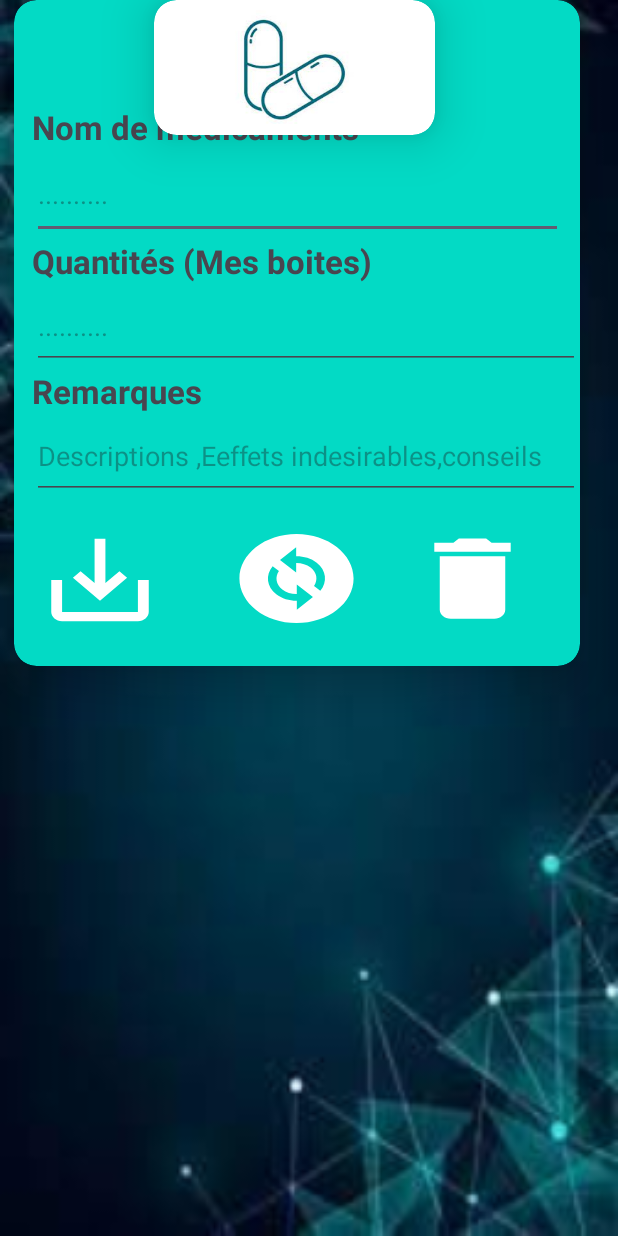
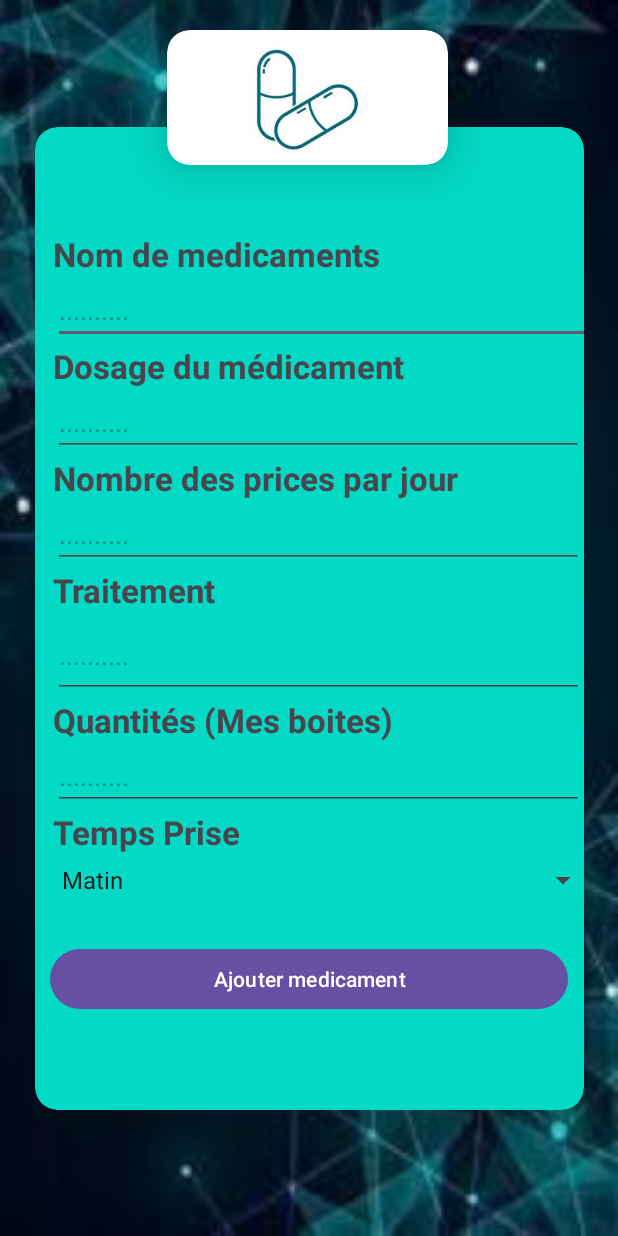
Before and after one commit to ghanemRihab/Mapharmacie, an Android app: the ajoutmedi screen opened directly, with no data from a screen before it, on a phone screen of 412 x 824 dp. Run offline under Robolectric (Android 15) with nearby library versions, the phone set to English and light mode, and no system bars.

Commit message:
add medicament

```diff
--- a/app/src/main/java/com/example/mapharmacie/Database.java
+++ b/app/src/main/java/com/example/mapharmacie/Database.java
@@ -44,6 +44,8 @@ public class Database extends SQLiteOpenHelper {
     private static final String COLUMN_NOM_DONS = "name_dons";
     private static final String COLUMN_QUANTITES = "quantity";
     private static final String COLUMN_DATE_EXPIRARTION = "expriration_date";
+    private static final String COLUMN_MEDICAMENT_ID_DONS = "id";
+
 
     //TABLE NOTES
     private static final String TABLE_NOTE = "Notes";
@@ -52,6 +54,8 @@ public class Database extends SQLiteOpenHelper {
     private static final String COLUMN_ADVICE = "conseil";
     private static final String COLUMN_EFFETS = "effect";
     private static final String COLUMN_REMARQUES = "remarques";
+    private static final String COLUMN_MEDICAMENT_ID_NOTE = "id";
+
 
     //TABLE RAPPELS
     private static final String TABLE_RAPPEL = "rappels";
@@ -60,7 +64,8 @@ public class Database extends SQLiteOpenHelper {
     private static final String COLUMN_MINUTE = "minute";
     private static final String COLUMN_JOUR = "day";
     private static final String COLUMN_NOMBRE_REP = "rep_number";
-    private static final String COLUMN_MEDICAMENT_ID = "id";
+    private static final String COLUMN_MEDICAMENT_ID_RAPPEL = "id";
+
 
     //TABLE MEDICAMENTS
     private static final String TABLE_MEDICAMENT = "medicaments";
@@ -81,6 +86,7 @@ public class Database extends SQLiteOpenHelper {
     private static final String COLUMN_ID_ORDONNACE = "id";
 
 
+
     public Database(Context context) {
         super(context, DATABASE_NAME, null, DATABASE_VERSION);
         this.context = context;
@@ -97,19 +103,19 @@ public class Database extends SQLiteOpenHelper {
         String query1 = "CREATE TABLE " + TABLE_ORDONNANCE + " (" + COLUMN_ID_ORD + " INTEGER PRIMARY KEY AUTOINCREMENT, " + COLUMN_DATE + " TEXT, " + COLUMN_NOM_MEDE + " TEXT, " + COLUMN_SPECIALITE + " TEXT, " + COLUMN_ADDRESS + " TEXT, " + COLUMN_TELEPHONE + " TEXT, " + COLUMN_MAIL + " TEXT, " + COLUMN_NOM_MEDI + " TEXT, " + COLUMN_DOSAGE + " TEXT, " + COLUMN_FREQUENCE + " TEXT, " + COLUMN_NOMBRES_BOITES + " TEXT, " + COLUMN_MOMENT_PRISE + " TEXT, " + COLUMN_IMAGE + " TEXT);";
         sqLiteDatabase.execSQL(query1);
 
-        String query2 = "CREATE TABLE " + TABLE_DONS + " (" + COLUMN_ID_DONS + " INTEGER PRIMARY KEY AUTOINCREMENT, " + COLUMN_QUANTITES + " TEXT, " + COLUMN_NOM_DONS + " TEXT, " + COLUMN_DATE_EXPIRARTION + " TEXT," + "FOREIGN KEY (" + COLUMN_MEDICAMENT_ID + ") REFERENCES " + TABLE_MEDICAMENT + "(" + COLUMN_ID_MEDICAMENT + ")" +");";
+        String query2 = "CREATE TABLE " + TABLE_DONS + " (" + COLUMN_ID_DONS + " INTEGER PRIMARY KEY AUTOINCREMENT, " + COLUMN_QUANTITES + " TEXT, " + COLUMN_NOM_DONS + " TEXT, " + COLUMN_DATE_EXPIRARTION + " TEXT," + "FOREIGN KEY (" + COLUMN_MEDICAMENT_ID_DONS + ") REFERENCES " + TABLE_MEDICAMENT + "(" + COLUMN_ID_MEDICAMENT + ")" +");";
         sqLiteDatabase.execSQL(query2);
 
-        String query3 = "CREATE TABLE " + TABLE_NOTE + " (" + COLUMN_ID_NOTE + " INTEGER PRIMARY KEY AUTOINCREMENT, " + COLUMN_DESCRIPTION + " TEXT, " + COLUMN_ADVICE + " TEXT, " + COLUMN_EFFETS + " TEXT, " + COLUMN_REMARQUES + " TEXT, " + "FOREIGN KEY (" + COLUMN_MEDICAMENT_ID + ") REFERENCES " + TABLE_MEDICAMENT + "(" + COLUMN_ID_MEDICAMENT + ")" +");";
+        String query3 = "CREATE TABLE " + TABLE_NOTE + " (" + COLUMN_ID_NOTE + " INTEGER PRIMARY KEY AUTOINCREMENT, " + COLUMN_DESCRIPTION + " TEXT, " + COLUMN_ADVICE + " TEXT, " + COLUMN_EFFETS + " TEXT, " + COLUMN_REMARQUES + " TEXT, " + "FOREIGN KEY (" + COLUMN_MEDICAMENT_ID_NOTE + ") REFERENCES " + TABLE_MEDICAMENT + "(" + COLUMN_ID_MEDICAMENT + ")" +");";
         sqLiteDatabase.execSQL(query3);
 
-        String query4 = "CREATE TABLE " + TABLE_RAPPEL + " (" + COLUMN_ID_RAPPEL + " INTEGER PRIMARY KEY AUTOINCREMENT, " + COLUMN_HEURE + " TEXT, " + COLUMN_MINUTE + " TEXT, " + COLUMN_JOUR + " TEXT, " + COLUMN_NOMBRE_REP + " TEXT, " + COLUMN_MEDICAMENT_ID + " INTEGER," + "FOREIGN KEY (" + COLUMN_MEDICAMENT_ID + ") REFERENCES " + TABLE_MEDICAMENT + "(" + COLUMN_ID_MEDICAMENT + ")" +");";
+        String query4 = "CREATE TABLE " + TABLE_RAPPEL + " (" + COLUMN_ID_RAPPEL + " INTEGER PRIMARY KEY AUTOINCREMENT, " + COLUMN_HEURE + " TEXT, " + COLUMN_MINUTE + " TEXT, " + COLUMN_JOUR + " TEXT, " + COLUMN_NOMBRE_REP + " TEXT, "  + "FOREIGN KEY (" + COLUMN_MEDICAMENT_ID_RAPPEL + ") REFERENCES " + TABLE_MEDICAMENT + "(" + COLUMN_ID_MEDICAMENT + ")" +");";
         sqLiteDatabase.execSQL(query4);
 
-        String query5 = "CREATE TABLE " + TABLE_MEDICAMENT + " (" + COLUMN_ID_MEDICAMENT + " INTEGER PRIMARY KEY AUTOINCREMENT, " + COLUMN_NOM + " TEXT, " + COLUMN_DOSE + " TEXT, " +  COLUMN_NB_PRISE + " TEXT, " + COLUMN_TRAITEMENT + " TEXT, " + COLUMN_QUANTITE + " TEXT, " + COLUMN_TEMPS_PRISE + " TEXT);";
+        String query5 = "CREATE TABLE " + TABLE_MEDICAMENT + " (" + COLUMN_ID_MEDICAMENT + " INTEGER PRIMARY KEY AUTOINCREMENT, " + COLUMN_NOM + " TEXT, " + COLUMN_DOSE + " TEXT, " +  COLUMN_NB_PRISE + " INTEGER, " + COLUMN_TRAITEMENT + " TEXT, " + COLUMN_QUANTITE + " INTEGER, " + COLUMN_TEMPS_PRISE + " TEXT);";
         sqLiteDatabase.execSQL(query5);
 
-        String query6 = "CREATE TABLE " + TABLE_DOCTORS + " (" + COLUMN_ID_DOCTOR + " INTEGER PRIMARY KEY AUTOINCREMENT, " + COLUMN_DOCTOR_NAME + " TEXT, " + COLUMN_SPE + " TEXT, " + COLUMN_DOCTOR_NUMBER + " TEXT, " + COLUMN_ID_ORDONNACE + " INTEGER," + "FOREIGN KEY (" + COLUMN_MEDICAMENT_ID + ") REFERENCES " + TABLE_ORDONNANCE + "(" + COLUMN_ID_ORD + ")" +");";
+        String query6 = "CREATE TABLE " + TABLE_DOCTORS + " (" + COLUMN_ID_DOCTOR + " INTEGER PRIMARY KEY AUTOINCREMENT, " + COLUMN_DOCTOR_NAME + " TEXT, " + COLUMN_SPE + " TEXT, " + COLUMN_DOCTOR_NUMBER + " TEXT, " + "FOREIGN KEY (" + COLUMN_ID_ORDONNACE + ") REFERENCES " + TABLE_ORDONNANCE + "(" + COLUMN_ID_ORD + ")" +");";
         sqLiteDatabase.execSQL(query6);
 
     }
@@ -191,7 +197,6 @@ public class Database extends SQLiteOpenHelper {
         }
     }
 
-
     void addNote(String descriptions, String conseils, String effets_secon, String remarques,  int medicamentId) {
         SQLiteDatabase sqLiteDatabase = this.getWritableDatabase();
         ContentValues cv = new ContentValues();
@@ -200,7 +205,7 @@ public class Database extends SQLiteOpenHelper {
         cv.put(COLUMN_ADVICE, conseils);
         cv.put(COLUMN_EFFETS, effets_secon);
         cv.put(COLUMN_REMARQUES, remarques);
-        cv.put(COLUMN_MEDICAMENT_ID, medicamentId);
+        cv.put(COLUMN_MEDICAMENT_ID_NOTE, medicamentId);
         long result = sqLiteDatabase.insert(TABLE_NOTE, null, cv);
         if (result == -1) {
             Toast.makeText(context, "Echec dans l'enregistrement de données", Toast.LENGTH_SHORT).show();
@@ -209,6 +214,26 @@ public class Database extends SQLiteOpenHelper {
         }
     }
 
+    void addMedicament(String nom, String dose, int nb_prise, String traitment,  int quantity, String time_prise) {
+        SQLiteDatabase sqLiteDatabase = this.getWritableDatabase();
+        ContentValues cv = new ContentValues();
+
+        cv.put(COLUMN_NOM, nom);
+        cv.put(COLUMN_DOSE, dose);
+        cv.put(COLUMN_NB_PRISE, nb_prise);
+        cv.put(COLUMN_TRAITEMENT, traitment);
+        cv.put(COLUMN_QUANTITE, quantity);
+        cv.put(COLUMN_TEMPS_PRISE, time_prise);
+
+        long result = sqLiteDatabase.insert(TABLE_MEDICAMENT, null, cv);
+        if (result == -1) {
+            Toast.makeText(context, "result" +result, Toast.LENGTH_SHORT).show();
+        } else {
+            Toast.makeText(context, "LE médicament a été  ajoutée avec succès !", Toast.LENGTH_SHORT).show();
+        }
+    }
+
+
 
 
 }
--- a/app/src/main/java/com/example/mapharmacie/acceuil.java
+++ b/app/src/main/java/com/example/mapharmacie/acceuil.java
@@ -32,7 +32,7 @@ public class acceuil extends AppCompatActivity {
         med.setOnClickListener(new View.OnClickListener() {
             @Override
             public void onClick(View v) {
-                startActivity(new Intent(acceuil.this,MedicamentActivity.class));
+                startActivity(new Intent(acceuil.this,ajoutmedi.class));
             }
         });
         CardView note = findViewById(R.id.card_notes);
--- a/app/src/main/java/com/example/mapharmacie/ajoutmedi.java
+++ b/app/src/main/java/com/example/mapharmacie/ajoutmedi.java
@@ -2,13 +2,76 @@ package com.example.mapharmacie;
 
 import androidx.appcompat.app.AppCompatActivity;
 
+import android.annotation.SuppressLint;
+import android.content.Intent;
 import android.os.Bundle;
+import android.view.View;
+import android.widget.AdapterView;
+import android.widget.ArrayAdapter;
+import android.widget.Button;
+import android.widget.EditText;
+import android.widget.Spinner;
+import android.widget.Toast;
 
 public class ajoutmedi extends AppCompatActivity {
+    Spinner Sp;
+    EditText nom_medicament, dosage, nbr_prise, traitement, quantite;
+    Button btn;
 
+    @SuppressLint("MissingInflatedId")
     @Override
     protected void onCreate(Bundle savedInstanceState) {
         super.onCreate(savedInstanceState);
         setContentView(R.layout.activity_ajoutmedi);
+
+        nom_medicament = findViewById(R.id.nom_medicament);
+        dosage = findViewById(R.id.dosage);
+        nbr_prise = findViewById(R.id.nbr_prise);
+        traitement = findViewById(R.id.traitement);
+        quantite = findViewById(R.id.quantite);
+        Sp = findViewById(R.id.spinner_moment_prise2);
+        btn = findViewById(R.id.ajoutMed);
+
+        ArrayAdapter<CharSequence> adapter = ArrayAdapter.createFromResource(this, R.array.moments_prise, android.R.layout.simple_spinner_item);
+        adapter.setDropDownViewResource(android.R.layout.simple_spinner_dropdown_item);
+
+        // Application de l'adaptateur au Spinner
+        Sp.setAdapter(adapter);
+
+        // Définition d'une action à effectuer lorsqu'un élément est sélectionné dans le Spinner
+        Sp.setOnItemSelectedListener(new AdapterView.OnItemSelectedListener() {
+            @Override
+            public void onItemSelected(AdapterView<?> parent, View view, int position, long id) {
+                String selectedMoment = (String) parent.getItemAtPosition(position);
+                //Toast.makeText(getApplicationContext(), " Vous avez sélectionné : " + selectedMoment, Toast.LENGTH_SHORT).show();
+            }
+
+            @Override
+            public void onNothingSelected(AdapterView<?> parent) {
+                Toast.makeText(ajoutmedi.this, "Aucun élément sélectionné", Toast.LENGTH_SHORT).show();
+            }
+        });
+
+        btn.setOnClickListener(new View.OnClickListener() {
+            @Override
+            public void onClick(View v) {
+
+                String name = nom_medicament.getText().toString();
+                String dose = dosage.getText().toString();
+                int prise = Integer.parseInt(nbr_prise.getText().toString());
+                String trait = traitement.getText().toString();
+                int box_numbers = Integer.parseInt(quantite.getText().toString());
+                String take_moment = Sp.getSelectedItem().toString();
+
+                Database db = new Database(ajoutmedi.this);
+
+                if ((name.isEmpty() && name.length() == 0) || (dose.isEmpty() && dose.length() == 0) || (prise == 0) || (trait.isEmpty() && trait.length() == 0) || (box_numbers == 0) || (take_moment.isEmpty() && take_moment.length() == 0)) {
+                    Toast.makeText(getApplicationContext(), "Veuillez remplir les champs", Toast.LENGTH_LONG).show();
+                } else {
+                    db.addMedicament(name, dose, prise, trait, box_numbers, take_moment);
+                    startActivity(new Intent(ajoutmedi.this, List_ordActivity.class));
+                }
+            }
+        });
     }
 }
--- a/app/src/main/res/layout/activity_ajoutmedi.xml
+++ b/app/src/main/res/layout/activity_ajoutmedi.xml
@@ -8,15 +8,17 @@
     android:background="@drawable/back_blue">
 
     <androidx.cardview.widget.CardView
+        android:id="@+id/cardView"
         android:layout_width="187dp"
         android:layout_height="90dp"
+        android:layout_marginTop="20dp"
         app:cardCornerRadius="15dp"
         app:cardElevation="21dp"
         app:layout_constraintEnd_toEndOf="@+id/cardView4"
         app:layout_constraintHorizontal_bias="0.492"
         app:layout_constraintStart_toStartOf="@+id/cardView4"
-        tools:ignore="MissingConstraints"
-        tools:layout_editor_absoluteY="113dp">
+        app:layout_constraintTop_toTopOf="parent"
+        tools:ignore="MissingConstraints">
 
         <ImageView
             android:layout_width="match_parent"
@@ -27,24 +29,25 @@
 
     <androidx.cardview.widget.CardView
         android:id="@+id/cardView4"
-        android:layout_width="377dp"
-        android:layout_height="444dp"
+        android:layout_width="366dp"
+        android:layout_height="655dp"
+        android:layout_marginStart="16dp"
         android:layout_marginEnd="16dp"
         app:cardBackgroundColor="@color/teal_200"
         app:cardCornerRadius="15dp"
         app:cardElevation="20dp"
+        app:layout_constraintBottom_toBottomOf="parent"
         app:layout_constraintEnd_toEndOf="parent"
         app:layout_constraintStart_toStartOf="parent"
+        app:layout_constraintTop_toTopOf="parent"
         app:layout_goneMarginEnd="30dp"
-        tools:ignore="MissingConstraints"
-        tools:layout_editor_absoluteY="167dp">
+        tools:ignore="MissingConstraints">
 
         <LinearLayout
             android:layout_width="match_parent"
-            android:layout_height="272dp"
+            android:layout_height="550dp"
             android:layout_marginTop="70dp"
             android:orientation="vertical">
-
             <TextView
                 android:layout_width="232dp"
                 android:layout_height="wrap_content"
@@ -54,15 +57,65 @@
                 android:textStyle="bold" />
 
             <EditText
-                android:layout_width="354dp"
-                android:layout_height="60dp"
+                android:id="@+id/nom_medicament"
+                android:layout_width="365dp"
+                android:layout_height="wrap_content"
                 android:layout_marginLeft="12dp"
-                android:autofillHints=""
-                android:hint=".........."
-                android:inputType="text" />
+                android:inputType="text"
+                android:hint=".........." />
 
             <TextView
-                android:layout_width="232dp"
+                android:layout_width="354dp"
+                android:layout_height="wrap_content"
+                android:layout_marginLeft="12dp"
+                android:text="Dosage du médicament"
+                android:textSize="22sp"
+                android:textStyle="bold" />
+
+            <EditText
+                android:id="@+id/dosage"
+                android:layout_width="match_parent"
+                android:layout_height="wrap_content"
+                android:layout_marginLeft="12dp"
+                android:hint=".........." />
+
+            <TextView
+                android:id="@+id/textView7"
+                android:layout_width="match_parent"
+                android:layout_height="wrap_content"
+                android:layout_marginLeft="12dp"
+                android:text="Nombre des prices par jour "
+                android:textSize="22sp"
+                android:textStyle="bold" />
+
+            <EditText
+                android:id="@+id/nbr_prise"
+                android:layout_width="match_parent"
+                android:layout_height="wrap_content"
+                android:layout_marginLeft="12dp"
+                android:hint=".........."
+                android:inputType="number" />
+
+            <TextView
+                android:id="@+id/textView9"
+                android:layout_width="match_parent"
+                android:layout_height="wrap_content"
+                android:layout_marginLeft="12dp"
+                android:text="Traitement"
+                android:textSize="22sp"
+                android:textStyle="bold" />
+
+            <EditText
+                android:id="@+id/traitement"
+                android:layout_width="match_parent"
+                android:layout_height="57dp"
+                android:layout_marginLeft="12dp"
+                android:inputType="text"
+                android:hint=".........." />
+
+            <TextView
+                android:id="@+id/textView11"
+                android:layout_width="match_parent"
                 android:layout_height="wrap_content"
                 android:layout_marginLeft="12dp"
                 android:text="Quantités (Mes boites)"
@@ -70,61 +123,46 @@
                 android:textStyle="bold" />
 
             <EditText
-                android:layout_width="365dp"
-                android:layout_height="57dp"
+                android:id="@+id/quantite"
+                android:layout_width="match_parent"
+                android:layout_height="wrap_content"
                 android:layout_marginLeft="12dp"
-                android:hint=".........." />
+                android:hint=".........."
+                android:inputType="number"
+                android:maxLines="1"
+                android:singleLine="true"/>
 
             <TextView
-                android:layout_width="232dp"
+                android:id="@+id/textView12"
+                android:layout_width="match_parent"
                 android:layout_height="wrap_content"
                 android:layout_marginLeft="12dp"
-                android:text="Remarques"
+                android:text="Temps Prise"
                 android:textSize="22sp"
                 android:textStyle="bold" />
 
-            <EditText
-                android:layout_width="365dp"
-                android:layout_height="57dp"
-                android:layout_marginLeft="12dp"
-                android:hint="Descriptions ,Eeffets indesirables,conseils" />
-        </LinearLayout>
+            <Spinner
+                android:id="@+id/spinner_moment_prise2"
+                android:layout_width="366dp"
+                android:layout_height="wrap_content"
+                android:layout_marginLeft="10dp"
+                android:layout_marginTop="5dp"
+                android:entries="@array/moments_prise"
+                android:prompt="@string/label_moment_prise" />
 
-        <LinearLayout
-            android:layout_width="match_parent"
-            android:layout_height="92dp"
-            android:layout_gravity="center_horizontal"
-            android:layout_marginTop="350dp"
-            android:orientation="horizontal">
+            <Button
+                android:id="@+id/ajoutMed"
+                android:layout_width="345dp"
+                android:layout_height="wrap_content"
+                android:layout_marginLeft="10dp"
+                android:layout_marginTop="30dp"
+                android:layout_marginRight="10dp"
+                android:text="Ajouter medicament"
+                android:textColor="#FFFDFD"
+                android:textColorHighlight="#FFFFFF"
+                android:textColorLink="#FFFFFF" />
 
 
-            <ImageButton
-                android:id="@+id/button5"
-                android:layout_width="5dp"
-                android:layout_height="73dp"
-                android:layout_marginStart="14dp"
-                android:layout_marginEnd="14dp"
-                android:layout_weight="1"
-                android:background="@drawable/save" />
-
-            <ImageButton
-                android:id="@+id/button6"
-                android:layout_width="10dp"
-                android:layout_height="71dp"
-                android:layout_marginStart="28dp"
-                android:layout_marginEnd="14dp"
-                android:layout_weight="1"
-                android:background="@drawable/baseline_change_circle_24" />
-
-
-            <ImageButton
-                android:id="@+id/button7"
-                android:layout_width="5dp"
-                android:layout_height="71dp"
-                android:layout_marginStart="14dp"
-                android:layout_marginEnd="28dp"
-                android:layout_weight="1"
-                android:background="@drawable/delete" />
         </LinearLayout>
 
 
```
